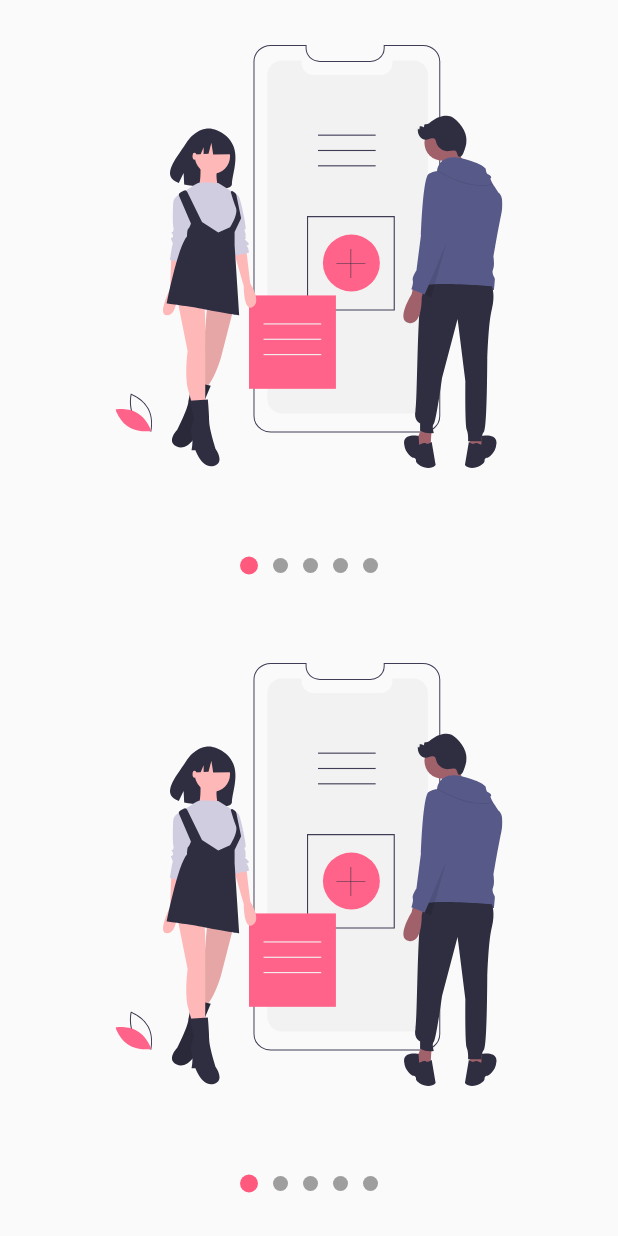
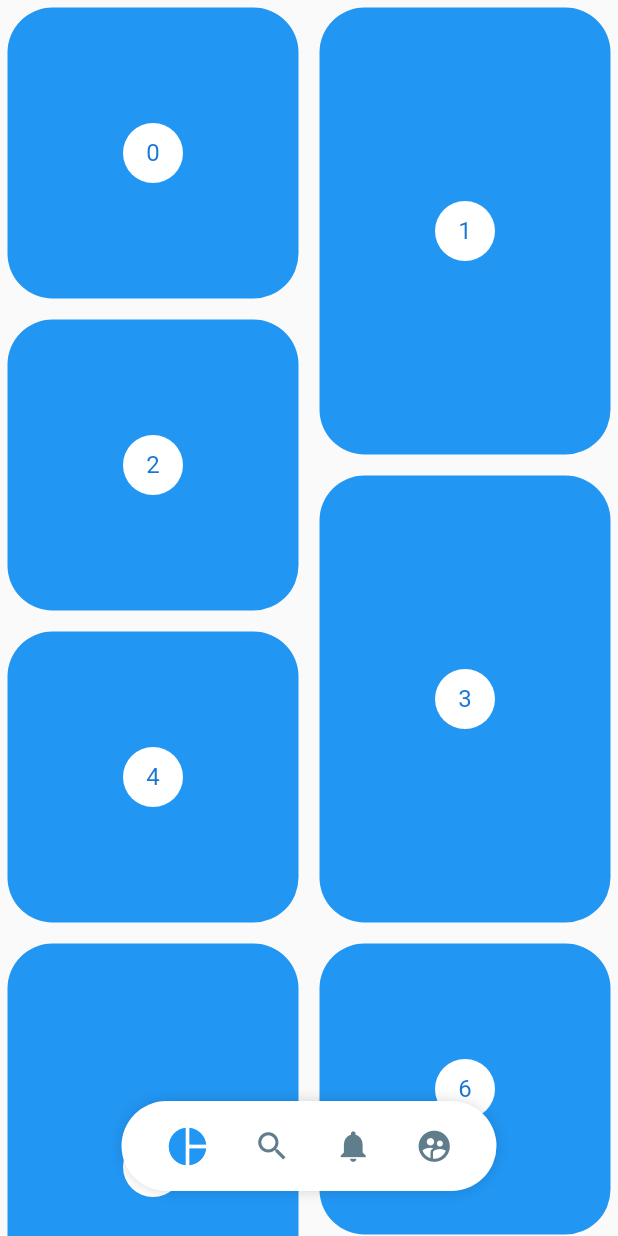
Before and after one commit to jorgetinto/ProfessionalDesigns, a Flutter app: the screen it shows after launch, on a phone screen of 412 x 824 dp. Run offline on Flutter 3.47's test engine with Material 2 defaults, Android fonts, the phone set to English and light mode, and no system bars; our stand-ins replace flutter_svg.

Commit message:
se finaliza seccion 6

```diff
--- a/lib/main.dart
+++ b/lib/main.dart
@@ -1,9 +1,10 @@
 // import 'package:custom_painter/src/pages/animaciones_page.dart';
 // import 'package:custom_painter/src/labs/circular_progress_page.dart';
 // import 'package:custom_painter/src/pages/graficas_circulares_page.dart';
-import 'package:custom_painter/src/pages/slideshow_page.dart';
+// import 'package:custom_painter/src/pages/slideshow_page.dart';
 //import 'package:custom_painter/src/reto/cuadrado_animado_page.dart';
 // import 'package:custom_painter/src/pages/headers_page.dart';
+import 'package:custom_painter/src/pages/pinterest_page.dart';
 import 'package:flutter/material.dart';
 
 void main() => runApp(MyApp());
@@ -14,7 +15,7 @@ class MyApp extends StatelessWidget {
     return MaterialApp(
       debugShowCheckedModeBanner: false,
       title: 'Diseños App',
-      home: SlideshowPage()
+      home: PinterestPage()
     );
   }
 }
--- /dev/null
+++ b/lib/src/pages/pinterest_page.dart
@@ -0,0 +1,139 @@
+import 'package:custom_painter/src/widgets/pinterest_manu.dart';
+import 'package:flutter/material.dart';
+import 'package:flutter_staggered_grid_view/flutter_staggered_grid_view.dart';
+import 'package:provider/provider.dart';
+
+class PinterestPage extends StatelessWidget {
+
+  @override
+  Widget build(BuildContext context) {
+    return ChangeNotifierProvider(
+        create: (_) => new _MenuModel(),
+        child: Scaffold(
+        body: Stack(
+          children: <Widget>[
+            PinterestGrid(),
+            _PinterestMenuLocation(),
+          ],
+        ),
+      ),
+    );
+  }
+}
+
+class _PinterestMenuLocation extends StatelessWidget {
+
+  @override
+  Widget build(BuildContext context) {
+
+    final widthPantalla = MediaQuery.of(context).size.width;
+    final mostrar       = Provider.of<_MenuModel>(context).mostrar;
+
+    return Positioned(
+      bottom: 30,
+      child: Container(
+        width: widthPantalla,
+        child: Align(
+          child: PinterestMenu(
+            mostrar: mostrar,
+            backgroundColor: Colors.white,
+            activeColor: Colors.blue,
+            inactiveColor: Colors.blueGrey,
+            items: [
+                PinterestButton(icon: Icons.pie_chart,              onPressed: () { print('Icon pie_chart');}),
+                PinterestButton(icon: Icons.search,                 onPressed: () { print('Icon search');}),
+                PinterestButton(icon: Icons.notifications,          onPressed: () { print('Icon notifications');}),
+                PinterestButton(icon: Icons.supervised_user_circle, onPressed: () { print('Icon supervised_user_circle');}),
+            ],
+          )
+        )
+      )
+    );
+  }
+}
+
+class PinterestGrid extends StatefulWidget {
+
+  @override
+  _PinterestGridState createState() => _PinterestGridState();
+}
+
+class _PinterestGridState extends State<PinterestGrid> {
+
+  final List<int> items       = List.generate(200, (index) => index);
+  ScrollController controller = new ScrollController();
+  double scrollAnterior       = 0;
+
+  @override
+  void initState() {
+
+    controller.addListener(() {
+
+      if (controller.offset > scrollAnterior && controller.offset > 150) {
+        Provider.of<_MenuModel>(context, listen: false).mostrar = false;
+      } else {
+        Provider.of<_MenuModel>(context, listen: false).mostrar = true;
+      }
+
+      scrollAnterior = controller.offset;
+    });
+
+    super.initState();
+  }
+
+  @override
+  void dispose() {
+    controller.dispose();
+    super.dispose();
+  }
+
+  @override
+  Widget build(BuildContext context) {
+    return new StaggeredGridView.countBuilder(
+        controller: controller,
+        crossAxisCount: 4,
+        itemCount: items.length,
+        itemBuilder: (BuildContext context, int index) => _PinterestItem(index),
+        staggeredTileBuilder: (int index) =>
+                new StaggeredTile.count(2, index.isEven ? 2 : 3),
+        mainAxisSpacing: 4.0,
+        crossAxisSpacing: 4.0,
+      );
+  }
+}
+
+class _PinterestItem extends StatelessWidget {
+
+  final int index;
+
+  _PinterestItem(this.index);
+
+  @override
+  Widget build(BuildContext context) {
+    return new Container(
+        margin: EdgeInsets.all(5),
+        decoration: BoxDecoration(
+          color: Colors.blue,
+          borderRadius: BorderRadius.all(Radius.circular(30))
+        ),
+        child: new Center(
+          child: new CircleAvatar(
+            backgroundColor: Colors.white,
+            child: new Text('$index'),
+          ),
+        )
+    );
+  }
+}
+
+class _MenuModel with ChangeNotifier {
+
+  bool _mostrar = true;
+
+  bool get mostrar => this._mostrar;
+
+  set mostrar(bool valor) {
+    this._mostrar = valor;
+    notifyListeners();
+  }
+}
--- /dev/null
+++ b/lib/src/widgets/pinterest_manu.dart
@@ -0,0 +1,141 @@
+import 'package:flutter/material.dart';
+import 'package:provider/provider.dart';
+
+class PinterestButton {
+  final Function onPressed;
+  final IconData icon;
+
+  PinterestButton({
+    @required this.onPressed,
+    @required this.icon
+  });
+}
+
+class PinterestMenu extends StatelessWidget {
+
+  final bool mostrar;
+  final Color backgroundColor;
+  final Color activeColor;
+  final Color inactiveColor;
+  final List<PinterestButton> items;
+
+  PinterestMenu({
+    this.mostrar          = true,
+    this.backgroundColor  = Colors.white,
+    this.activeColor      = Colors.black,
+    this.inactiveColor    = Colors.blueGrey,
+    @required this.items
+  });
+
+  @override
+  Widget build(BuildContext context) {
+    return ChangeNotifierProvider(
+      create: (_) => _MenuModel(),
+      child: AnimatedOpacity(
+        duration: Duration(milliseconds: 250),
+        opacity: (mostrar) ? 1 : 0,
+        child: Builder(
+            builder: (BuildContext context) {
+
+              Provider.of<_MenuModel>(context).backgroundColor = this.backgroundColor;
+              Provider.of<_MenuModel>(context).activeColor     = this.activeColor;
+              Provider.of<_MenuModel>(context).inactiveColor   = this.inactiveColor;
+
+               return _PinterestMenuBackground(
+                    child: _MenuItems(items),
+              );
+            },
+          ),
+        ),
+      );
+  }
+}
+
+class _PinterestMenuBackground extends StatelessWidget {
+
+  final Widget child;
+
+  _PinterestMenuBackground({ @required this.child});
+
+  @override
+  Widget build(BuildContext context) {
+
+    Color backgroundColor = Provider.of<_MenuModel>(context).backgroundColor;
+
+    return Container(
+      child: child,
+      width: 250,
+      height: 60,
+      decoration: BoxDecoration(
+        color: backgroundColor,
+        borderRadius: BorderRadius.all(Radius.circular(100)),
+        boxShadow: <BoxShadow>[
+          BoxShadow(
+            color: Colors.black38,
+            blurRadius: 10,
+            spreadRadius: -5
+          )
+        ]
+      ),
+    );
+  }
+}
+
+class _MenuItems extends StatelessWidget {
+
+  final List<PinterestButton> menuItems;
+
+  _MenuItems(this.menuItems);
+
+  @override
+  Widget build(BuildContext context) {
+    return Row(
+      mainAxisAlignment: MainAxisAlignment.spaceEvenly,
+      children: List.generate(menuItems.length, (index) => _PinterestMenuButton(index, menuItems[index]))
+    );
+  }
+}
+
+class _PinterestMenuButton extends StatelessWidget {
+
+  final int index;
+  final PinterestButton item;
+
+  _PinterestMenuButton(this.index, this.item);
+
+  @override
+  Widget build(BuildContext context) {
+
+    final itemSeleccionado = Provider.of<_MenuModel>(context).itemSeleccionado;
+    final menuModel        = Provider.of<_MenuModel>(context);
+
+    return GestureDetector(
+      onTap: () {
+        Provider.of<_MenuModel>(context, listen: false).itemSeleccionado = index;
+        item.onPressed();
+      },
+      behavior: HitTestBehavior.translucent,
+      child: Container(
+        child: Icon(
+          item.icon,
+          size:  (itemSeleccionado == index ) ? 30: 25,
+          color: (itemSeleccionado == index ) ? menuModel.activeColor: menuModel.inactiveColor,
+        ),
+      ),
+    );
+  }
+}
+
+class _MenuModel with ChangeNotifier {
+
+  int _itemSeleccionado = 0;
+  Color backgroundColor = Colors.white;
+  Color activeColor     = Colors.black;
+  Color inactiveColor   = Colors.blueGrey;
+
+  int get itemSeleccionado => this._itemSeleccionado;
+  set itemSeleccionado(int index) {
+    this._itemSeleccionado = index;
+    notifyListeners();
+  }
+}
--- a/pubspec.yaml
+++ b/pubspec.yaml
@@ -30,6 +30,7 @@ dependencies:
   cupertino_icons: ^0.1.3
   flutter_svg: ^0.17.4
   provider: ^4.3.1
+  flutter_staggered_grid_view: ^0.3.2
 
 dev_dependencies:
   flutter_test:
```
Also changed, not shown: pubspec.lock.
